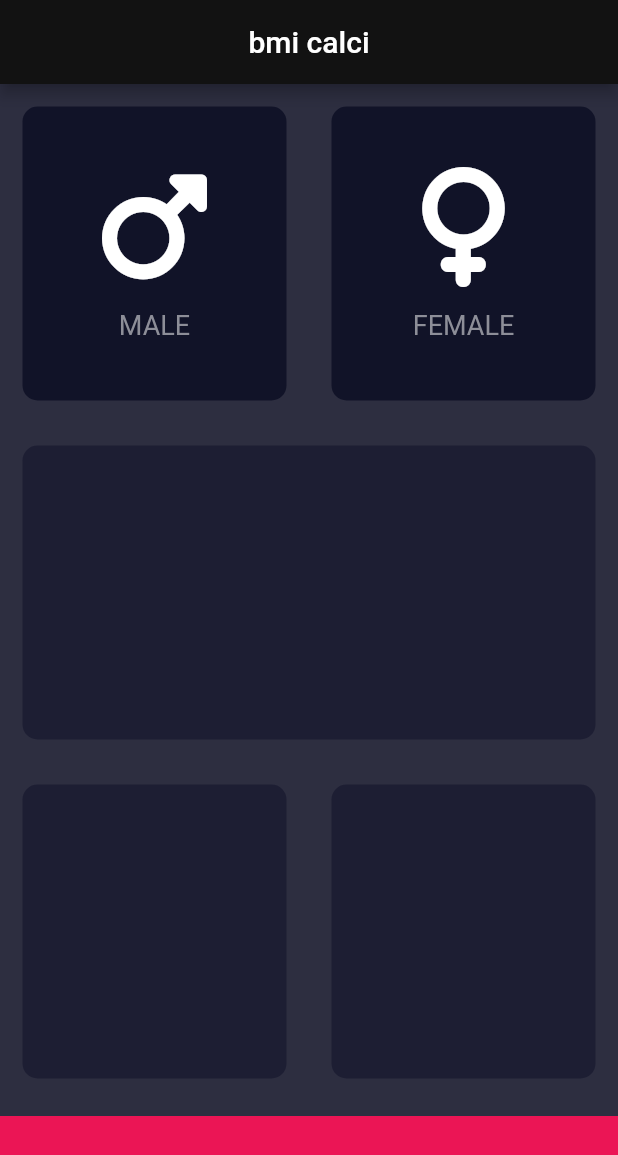
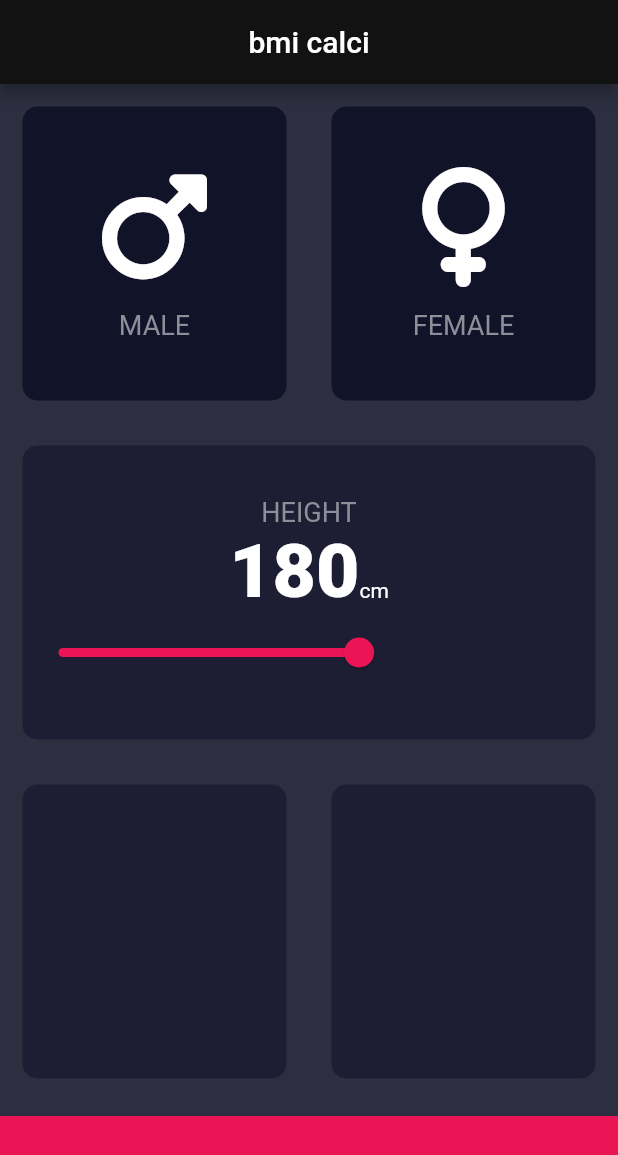
Before and after one commit to Pragya1904/BMI-calculator, a Flutter app: the screen it shows after launch, on a phone screen of 412 x 824 dp. Shown: the top 1155 px of the screen. Run offline on Flutter 3.47's test engine with Material 2 defaults, Android fonts, the phone set to English and light mode, and no system bars; our stand-ins replace font_awesome_flutter.

Commit message:
designed slider card

```diff
--- /dev/null
+++ b/bmi_calculator/lib/constants.dart
@@ -0,0 +1,11 @@
+import 'package:flutter/material.dart';
+const kTextStyle=TextStyle(
+  fontSize: 18,
+  color: Color(0xff8d8e98),
+);
+const kSliderCardStyle=TextStyle(
+    fontSize: 50, fontWeight: FontWeight.w900);
+const kBottomHeight = 80.0;
+const kBottomContainerColor = Color(0xffeb1555);
+const kActiveCardColor = Color(0xff1d1e33);
+const kInactiveCardColor = Color(0xff111328);
--- a/bmi_calculator/lib/icon_content.dart
+++ b/bmi_calculator/lib/icon_content.dart
@@ -1,4 +1,5 @@
 import 'package:flutter/material.dart';
+import 'constants.dart';
 class ColumnCard extends StatelessWidget {
   ColumnCard({@required this.iconn,this.txt});
   final iconn;
@@ -14,10 +15,7 @@ class ColumnCard extends StatelessWidget {
         ),
         Text(
           txt,
-          style: TextStyle(
-            fontSize: 18,
-            color: Color(0xff8d8e98),
-          ),
+          style: kTextStyle,
         ),
       ],
     );
--- a/bmi_calculator/lib/input_page.dart
+++ b/bmi_calculator/lib/input_page.dart
@@ -2,12 +2,10 @@ import 'package:flutter/material.dart';
 import 'package:font_awesome_flutter/font_awesome_flutter.dart';
 import 'reusable_card.dart';
 import 'icon_content.dart';
-const bottomHeight = 80.0;
-const bottomContainerColor = Color(0xffeb1555);
-const activeCardColor = Color(0xff1d1e33);
-const inactiveCardColor = Color(0xff111328);
+import 'constants.dart';
 
-enum Gender {female,male}
+enum Gender { female, male }
+
 class bmi extends StatefulWidget {
   const bmi({Key? key}) : super(key: key);
 
@@ -16,10 +14,10 @@ class bmi extends StatefulWidget {
 }
 
 class _bmiState extends State<bmi> {
-  Color  maleCardColor=inactiveCardColor;
-  Color femaleCardColor=inactiveCardColor;
+  Color maleCardColor = kInactiveCardColor;
+  Color femaleCardColor = kInactiveCardColor;
   var selectedGen;
-
+  int num = 180;
   @override
   Widget build(BuildContext context) {
     return Scaffold(
@@ -28,6 +26,7 @@ class _bmiState extends State<bmi> {
           centerTitle: true,
         ),
         body: Column(
+          crossAxisAlignment: CrossAxisAlignment.stretch,
           children: [
             Expanded(
               flex: 1,
@@ -36,30 +35,34 @@ class _bmiState extends State<bmi> {
                   Expanded(
                     flex: 1,
                     child: ReusableCard(
-                      onPress:(){
+                      onPress: () {
                         setState(() {
-                          selectedGen=Gender.male;
+                          selectedGen = Gender.male;
                         });
                       },
-                        colour: selectedGen==Gender.male?activeCardColor:inactiveCardColor,
+                      colour: selectedGen == Gender.male
+                          ? kActiveCardColor
+                          : kInactiveCardColor,
                       cardChild: ColumnCard(
                         iconn: FontAwesomeIcons.mars,
-                          txt:"MALE",
+                        txt: "MALE",
                       ),
                     ),
                   ),
                   Expanded(
                     flex: 1,
-                    child:  ReusableCard(
-                      onPress:(){
+                    child: ReusableCard(
+                      onPress: () {
                         setState(() {
-                          selectedGen=Gender.male;
+                          selectedGen = Gender.male;
                         });
                       },
-                        colour: selectedGen==Gender.female?activeCardColor:inactiveCardColor,
+                      colour: selectedGen == Gender.female
+                          ? kActiveCardColor
+                          : kInactiveCardColor,
                       cardChild: ColumnCard(
                         iconn: FontAwesomeIcons.venus,
-                            txt:"FEMALE",
+                        txt: "FEMALE",
                       ),
                     ),
                   ),
@@ -69,7 +72,36 @@ class _bmiState extends State<bmi> {
             Expanded(
               flex: 1,
               child: ReusableCard(
-                colour: activeCardColor,
+                colour: kActiveCardColor,
+                cardChild: Column(
+                  mainAxisAlignment: MainAxisAlignment.center,
+                  children: [
+                    Text(
+                      "HEIGHT",
+                      style: kTextStyle,
+                    ),
+                    Row(
+                      mainAxisAlignment: MainAxisAlignment.center,
+                      crossAxisAlignment: CrossAxisAlignment.baseline,
+                      textBaseline: TextBaseline.alphabetic,
+                      children: [
+                        Text(
+                          num.toString(),
+                          style: kSliderCardStyle,
+                        ),
+                        Text("cm",),
+                      ],
+                    ),
+                    Slider(value: num.toDouble(),min: 120.0,max: 220.0,
+                        activeColor:Color(0xffeb1555) ,
+                        inactiveColor: Color(0xff1d1e33),
+                        onChanged: (double newVal){
+                            setState(() {
+                              num=newVal.round();
+                            });
+                    }),
+                  ],
+                ),
               ),
             ),
             Expanded(
@@ -79,23 +111,23 @@ class _bmiState extends State<bmi> {
                   Expanded(
                     flex: 1,
                     child: ReusableCard(
-                      colour: activeCardColor,
+                      colour: kActiveCardColor,
                     ),
                   ),
                   Expanded(
                     flex: 1,
                     child: ReusableCard(
-                      colour: activeCardColor,
+                      colour: kActiveCardColor,
                     ),
                   ),
                 ],
               ),
             ),
             Container(
-              color: bottomContainerColor,
+              color: kBottomContainerColor,
               margin: EdgeInsets.only(top: 10),
               width: double.infinity,
-              height: bottomHeight,
+              height: kBottomHeight,
             ),
           ],
         ));
```
Lines whose indentation alone changed are shown as unchanged.
